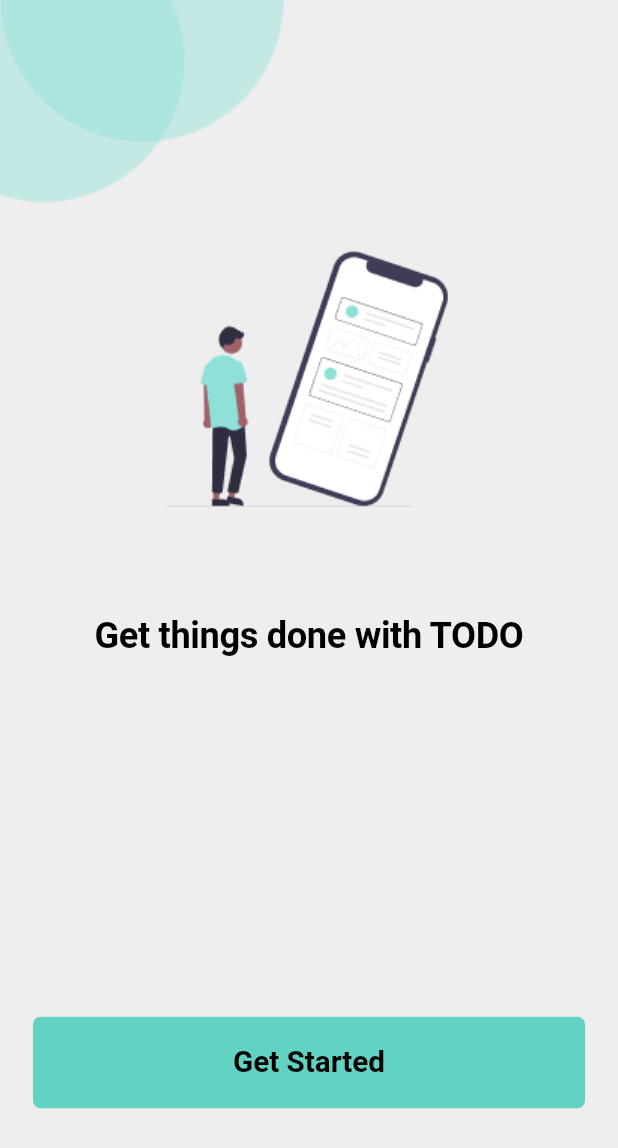
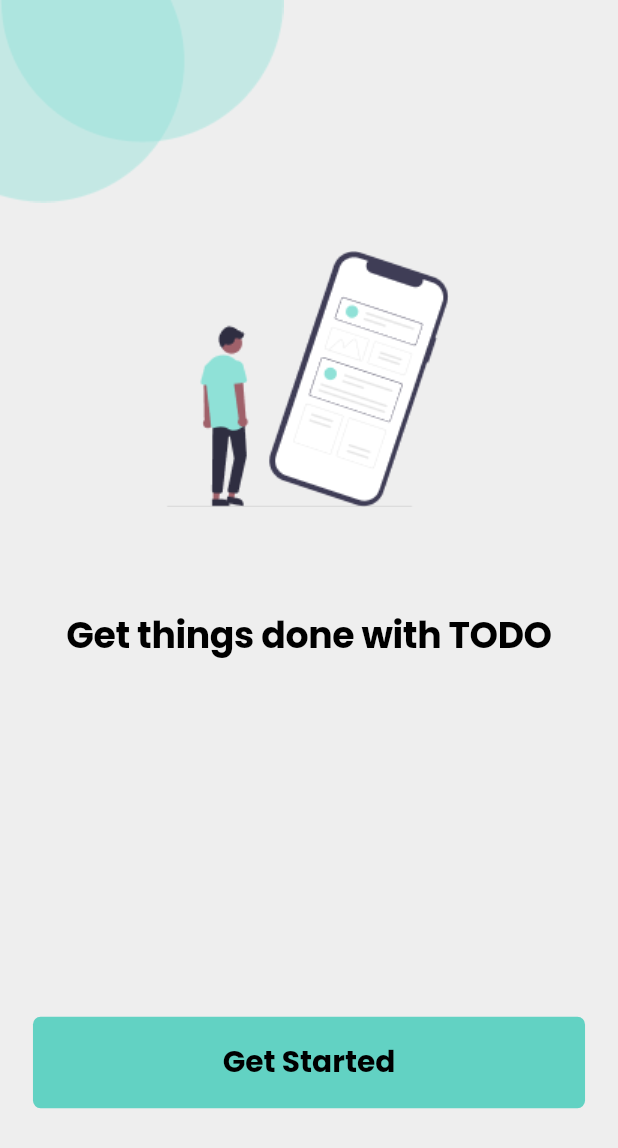
Before and after one commit to mazharaa/todo_app, a Flutter app: the screen it shows after launch, on a phone screen of 412 x 824 dp. Shown: the top 1148 px of the screen. Run offline on Flutter 3.47's test engine with Material 3 defaults, Android fonts, the phone set to English and light mode, and no system bars; our stand-ins replace auto_route, flutter_screenutil, get_it, google_fonts, injectable.

Commit message:
update textTheme with Google Poppins

```diff
--- a/lib/core/common/app_theme.dart
+++ b/lib/core/common/app_theme.dart
@@ -1,5 +1,6 @@
 import 'package:flutter/material.dart';
 import 'package:flutter_screenutil/flutter_screenutil.dart';
+import 'package:google_fonts/google_fonts.dart';
 import 'package:todo_app/core/common/color_const.dart';
 import 'package:todo_app/core/utils/ui_helper.dart';
 
@@ -35,36 +36,37 @@ class AppTheme {
   );
 
   static TextTheme textTheme = TextTheme(
-    displayLarge: TextStyle(
+    displayLarge: GoogleFonts.poppins(
       fontSize: 20.sp,
       fontWeight: FontWeight.bold,
     ),
-    displayMedium: TextStyle(
+    displayMedium: GoogleFonts.poppins(
       fontSize: 18.sp,
       fontWeight: FontWeight.bold,
     ),
-    displaySmall: TextStyle(
+    displaySmall: GoogleFonts.poppins(
       fontSize: 16.sp,
       fontWeight: FontWeight.bold,
     ),
-    headlineLarge: TextStyle(
+    headlineLarge: GoogleFonts.poppins(
       fontSize: 14.sp,
       fontWeight: FontWeight.bold,
     ),
-    headlineMedium: TextStyle(
+    headlineMedium: GoogleFonts.poppins(
       fontSize: 12.sp,
       fontWeight: FontWeight.bold,
     ),
-    headlineSmall: TextStyle(fontSize: 10.sp, fontWeight: FontWeight.bold),
-    titleLarge: TextStyle(fontSize: 20.sp),
-    titleMedium: TextStyle(fontSize: 18.sp),
-    titleSmall: TextStyle(fontSize: 16.sp),
-    bodyLarge: TextStyle(fontSize: 14.sp),
-    bodyMedium: TextStyle(fontSize: 13.sp),
-    bodySmall: TextStyle(fontSize: 12.sp),
-    labelLarge: TextStyle(fontSize: 11.sp),
-    labelMedium: TextStyle(fontSize: 10.sp),
-    labelSmall: TextStyle(fontSize: 9.sp),
+    headlineSmall:
+        GoogleFonts.poppins(fontSize: 10.sp, fontWeight: FontWeight.bold),
+    titleLarge: GoogleFonts.poppins(fontSize: 20.sp),
+    titleMedium: GoogleFonts.poppins(fontSize: 18.sp),
+    titleSmall: GoogleFonts.poppins(fontSize: 16.sp),
+    bodyLarge: GoogleFonts.poppins(fontSize: 14.sp),
+    bodyMedium: GoogleFonts.poppins(fontSize: 13.sp),
+    bodySmall: GoogleFonts.poppins(fontSize: 12.sp),
+    labelLarge: GoogleFonts.poppins(fontSize: 11.sp),
+    labelMedium: GoogleFonts.poppins(fontSize: 10.sp),
+    labelSmall: GoogleFonts.poppins(fontSize: 9.sp),
   ).apply(
     bodyColor: Colors.black,
     displayColor: Colors.black,
```
